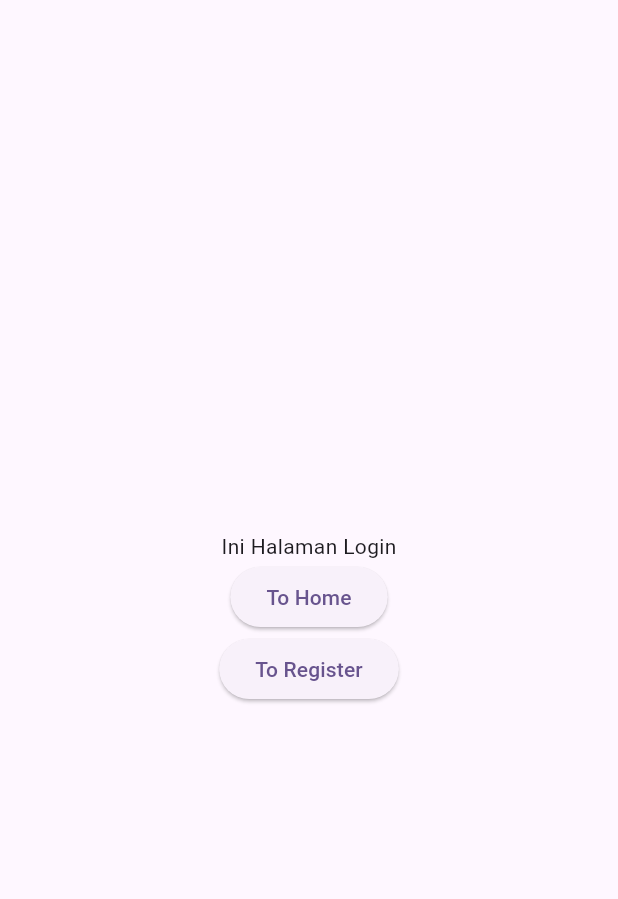
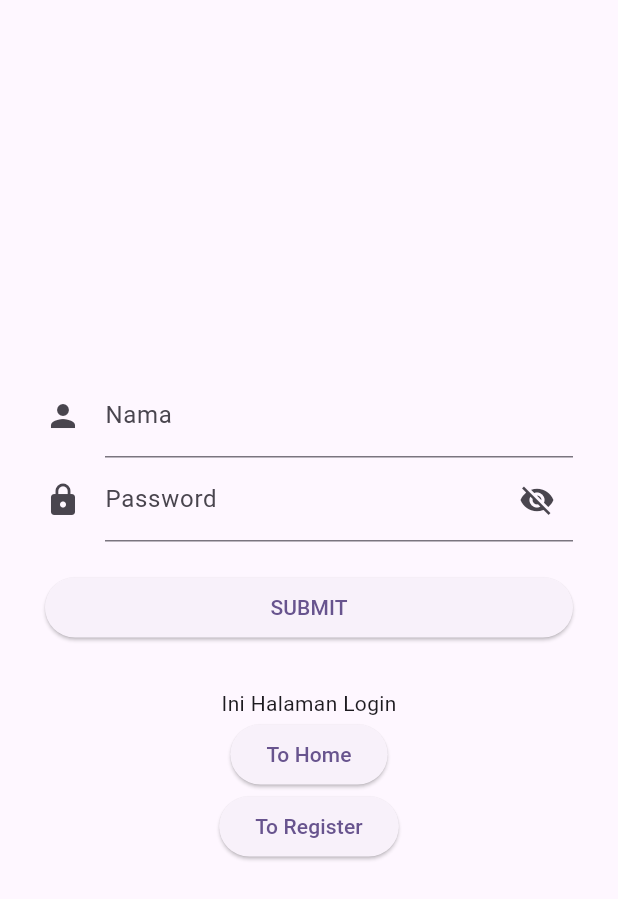
Before and after one commit to initheo/pertemuan4, a Flutter app: the screen it shows after launch, on a phone screen of 412 x 824 dp. Shown: the top 899 px of the screen. Run offline on Flutter 3.47's test engine with Material 3 defaults, Android fonts, the phone set to English and light mode, and no system bars.

Commit message:
feat: Enhance Home, Login, and Register screens with form validation and user input handling

```diff
--- a/lib/login_screen.dart
+++ b/lib/login_screen.dart
@@ -10,20 +10,101 @@ class LoginScreen extends StatefulWidget {
 }
 
 class _LoginScreenState extends State<LoginScreen> {
+  final _formKey = GlobalKey<FormState>();
+  final _namaCtr = TextEditingController();
+  final _passwordCtr = TextEditingController();
+  bool _isObscureText = true;
+
   @override
   Widget build(BuildContext context) {
     return Scaffold(
       body: SafeArea(
         child: Center(
+          child: Form(
+            key: _formKey,
+            child: Padding(
+              padding: const EdgeInsets.all(30.0),
               child: Column(
                 mainAxisAlignment: MainAxisAlignment.center,
                 children: [
+                  TextFormField(
+                    controller: _namaCtr,
+                    autovalidateMode: AutovalidateMode.onUserInteraction,
+                    validator: (value) {
+                      if (value!.isEmpty) {
+                        return 'Nama tidak boleh kosong';
+                      }
+                      return null;
+                    },
+                    decoration: const InputDecoration(
+                      labelText: 'Nama',
+                      hintText: 'Masukkan nama Anda',
+                      icon: Icon(Icons.person),
+                    ),
+                  ),
+
+                  TextFormField(
+                    controller: _passwordCtr,
+                    obscureText: _isObscureText,
+                    autovalidateMode: AutovalidateMode.onUserInteraction,
+                    validator: (value) {
+                      if (value!.isEmpty) {
+                        return 'Password tidak boleh kosong';
+                      } else if (value.length < 6) {
+                        return 'Password minimal 6 karakter';
+                      }
+                      return null;
+                    },
+                    keyboardType: TextInputType.visiblePassword,
+                    decoration: InputDecoration(
+                      labelText: 'Password',
+                      hintText: 'Masukkan password Anda',
+                      icon: const Icon(Icons.lock),
+                      suffixIcon: IconButton(
+                        icon: Icon(
+                          _isObscureText
+                              ? Icons.visibility_off
+                              : Icons.visibility,
+                        ),
+                        onPressed: () {
+                          setState(() {
+                            _isObscureText = !_isObscureText;
+                          });
+                        },
+                      ),
+                    ),
+                  ),
+
+                  SizedBox(height: 20),
+
+                  SizedBox(
+                    width: double.infinity,
+                    child: ElevatedButton(
+                      onPressed: () {
+                        if (_formKey.currentState!.validate()) {
+                          Navigator.pushReplacement(
+                            context,
+                            MaterialPageRoute(
+                              builder: (context) =>
+                                  HomeScreen(nama: _namaCtr.text),
+                            ),
+                          );
+                        }
+                      },
+                      child: const Text('SUBMIT'),
+                    ),
+                  ),
+
+                  SizedBox(height: 30),
+
                   const Text("Ini Halaman Login"),
                   ElevatedButton(
                     onPressed: () {
                       Navigator.pushReplacement(
                         context,
-                    MaterialPageRoute(builder: (context) => const HomeScreen()),
+                        MaterialPageRoute(
+                          builder: (context) => HomeScreen(nama: _namaCtr.text),
+                        ),
                       );
                     },
                     child: const Text("To Home"),
@@ -43,6 +124,8 @@ class _LoginScreenState extends State<LoginScreen> {
               ),
             ),
           ),
+        ),
+      ),
     );
   }
 }
```
Also changed, not shown: lib/home_screen.dart (+66 -3 lines), lib/register_screen.dart (+1 -7 lines). Lines whose indentation alone changed are shown as unchanged.
